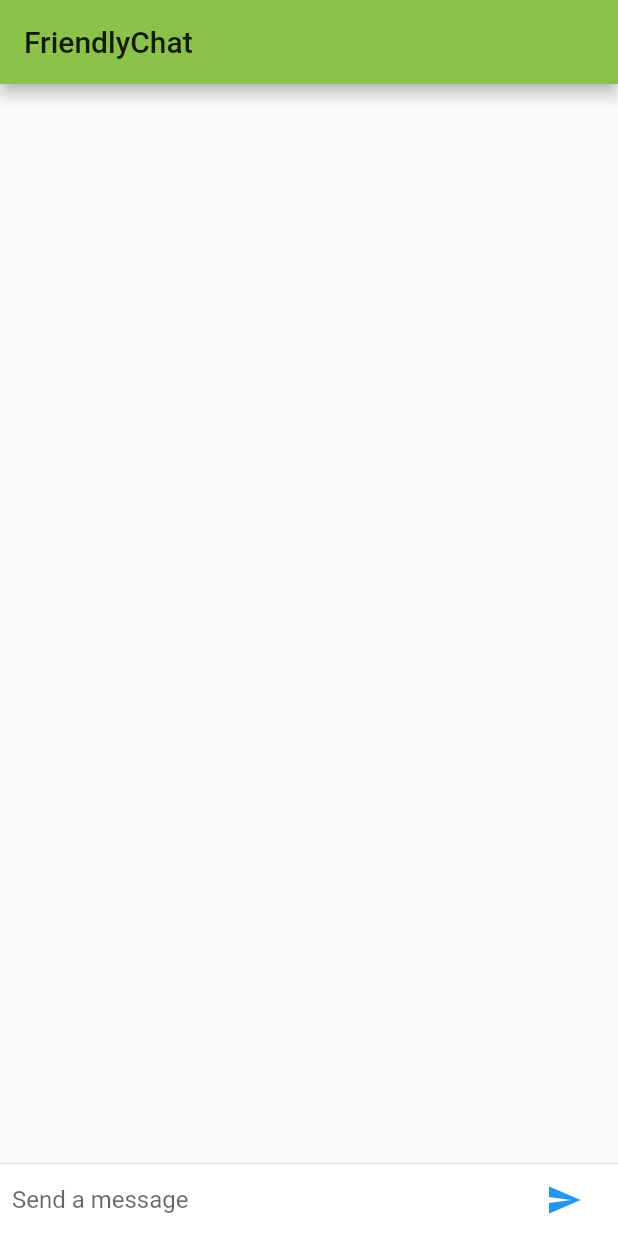
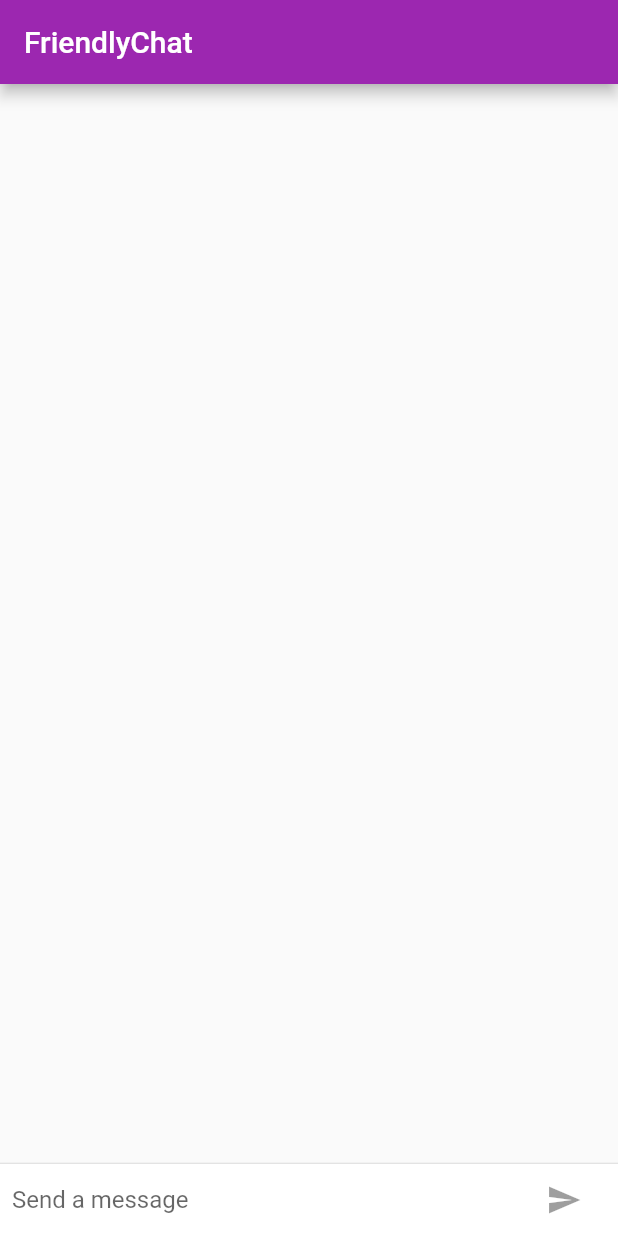
Before and after one commit to jiiiiiyoon/Flutter_start, a Flutter app: the screen it shows after launch, on a phone screen of 412 x 824 dp. Run offline on Flutter 3.47's test engine with Material 2 defaults, Android fonts, the phone set to English and light mode, and no system bars.

Commit message:
#210817_example3

```diff
--- a/friendly_chat/lib/main.dart
+++ b/friendly_chat/lib/main.dart
@@ -1,3 +1,5 @@
+import 'package:flutter/cupertino.dart';
+import 'package:flutter/foundation.dart';
 import 'package:flutter/cupertino.dart';
 import 'package:flutter/material.dart';
 
@@ -6,6 +8,17 @@ void main() {
     const FriendlyChatApp(),
   );
 }
+
+final ThemeData KIOSTheme = ThemeData(
+  primarySwatch: Colors.orange,
+  primaryColor: Colors.grey[100],
+  primaryColorBrightness: Brightness.light,
+);
+
+final ThemeData KDefaultTheme = ThemeData(
+  primarySwatch: Colors.purple,
+  accentColor: Colors.orangeAccent[400],
+);
 
 String _name = 'Your Name';
 
@@ -16,11 +29,11 @@ class FriendlyChatApp extends StatelessWidget {
   Widget build(BuildContext context) {
     return MaterialApp(
       title: 'FriendlyChat',
+      theme: defaultTargetPlatform == TargetPlatform.iOS
+        ? KIOSTheme
+        : KDefaultTheme,
       debugShowCheckedModeBanner: false,
       home: ChatScreen(),
-      theme: ThemeData(
-        primaryColor: Colors.lightGreen,
-      ),
     );
   }
 }
@@ -45,7 +58,8 @@ class ChatMessage extends StatelessWidget {
               margin: const EdgeInsets.only(right: 16.0),
               child: CircleAvatar(child: Text(_name[0])),
             ),
-            Column(
+            Expanded(
+              child: Column(
                 crossAxisAlignment: CrossAxisAlignment.start,
                 children: [
                   Text(_name, style: Theme.of(context).textTheme.headline4),
@@ -54,7 +68,8 @@ class ChatMessage extends StatelessWidget {
                     child: Text(text),
                   )
                 ],
-            )
+              ),
+            ),
           ],
         )
       ),
@@ -74,6 +89,7 @@ class _ChatScreenState extends State<ChatScreen> with TickerProviderStateMixin {
   final List<ChatMessage> _message = [];
   final _textController = TextEditingController();
   final FocusNode _focusNode = FocusNode();
+  bool _isComposing = false;
 
   void dispose() {
     for (var message in _message) {
@@ -84,8 +100,12 @@ class _ChatScreenState extends State<ChatScreen> with TickerProviderStateMixin {
 
   Widget build(BuildContext context) {
     return Scaffold(
-      appBar: AppBar(title: const Text('FriendlyChat')),
-      body: Column(
+        appBar: AppBar(
+          title: const Text('FriendlyChat'),
+          elevation: Theme.of(context).platform == TargetPlatform.iOS ? 0.0 : 4.0,
+        ),
+      body: Container(
+        child: Column(
           children: [
             Flexible(
               child: ListView.builder(
@@ -101,7 +121,14 @@ class _ChatScreenState extends State<ChatScreen> with TickerProviderStateMixin {
               child: _buildTextCompeser(),
             ),
           ],
+        ),
+        decoration: Theme.of(context).platform == TargetPlatform.iOS
+          ? BoxDecoration(
+            border: Border(
+              top: BorderSide(color: Colors.grey[200]!),
+            ),
         )
+      : null),
     );
   }
 
@@ -113,7 +140,12 @@ class _ChatScreenState extends State<ChatScreen> with TickerProviderStateMixin {
           Flexible(
             child: TextField(
             controller: _textController,
-            onSubmitted: _handleSubmitted,
+            onChanged: (String text) {
+              setState(() {
+                _isComposing = text.isNotEmpty;
+              });
+            },
+            onSubmitted: _isComposing ? _handleSubmitted : null,
             decoration: InputDecoration.collapsed(hintText: 'Send a message'),
             focusNode: _focusNode,
             ),
@@ -122,9 +154,17 @@ class _ChatScreenState extends State<ChatScreen> with TickerProviderStateMixin {
             data: IconThemeData(color: Theme.of(context).accentColor),
             child: Container(
               margin: EdgeInsets.symmetric(horizontal: 4.0),
-              child: IconButton(
+              child: Theme.of(context).platform == TargetPlatform.iOS ?
+              CupertinoButton(
+                  child: Text('Send'),
+                  onPressed: _isComposing
+                    ? () => _handleSubmitted(_textController.text)
+                    : null,) :
+              IconButton(
                 icon: const Icon(Icons.send),
-                onPressed: () => _handleSubmitted(_textController.text),
+                onPressed: _isComposing
+                  ? () => _handleSubmitted(_textController.text)
+                  : null,
               ),
             ),
           ),
@@ -135,7 +175,11 @@ class _ChatScreenState extends State<ChatScreen> with TickerProviderStateMixin {
 
   void _handleSubmitted(String text) {
     _textController.clear();
-    var message = ChatMessage(text: text,
+    setState(() {
+      _isComposing = false;
+    });
+
+    ChatMessage message = ChatMessage(text: text,
       animationController: AnimationController(
         duration: const Duration(milliseconds: 700),
         vsync: this,
@@ -145,6 +189,7 @@ class _ChatScreenState extends State<ChatScreen> with TickerProviderStateMixin {
       _message.insert(0, message);
     });
     _focusNode.requestFocus();
+    message.animationController.forward();
   }
 
 }
```
Also changed, not shown: 1 other file. Lines whose indentation alone changed are shown as unchanged.
